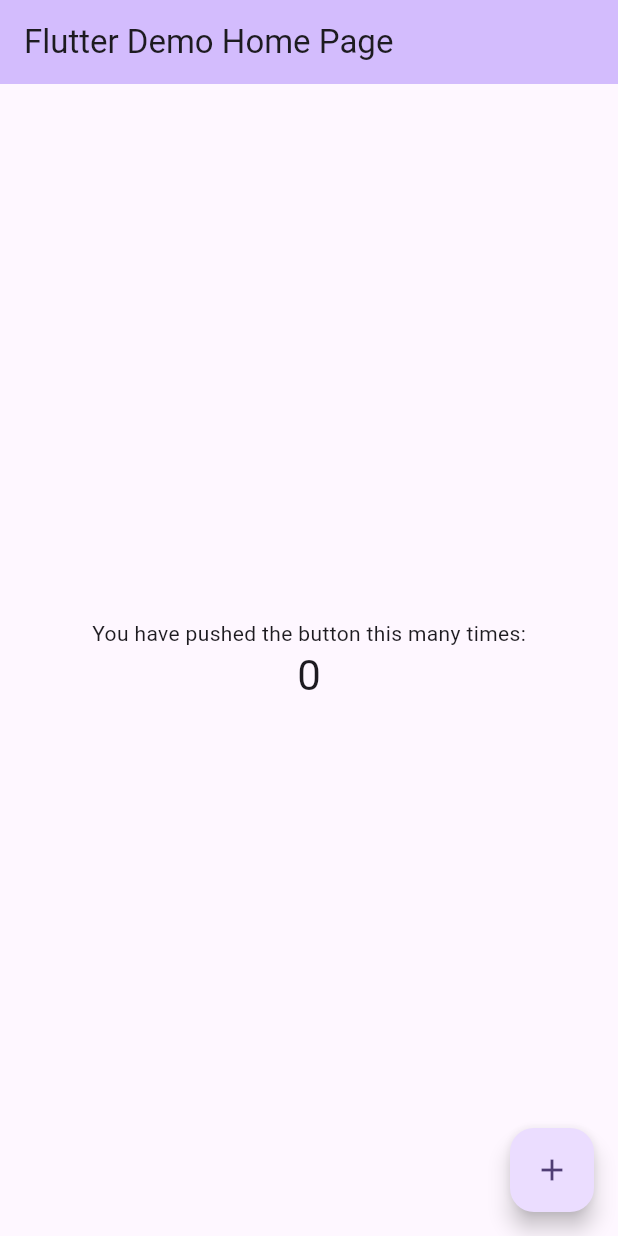
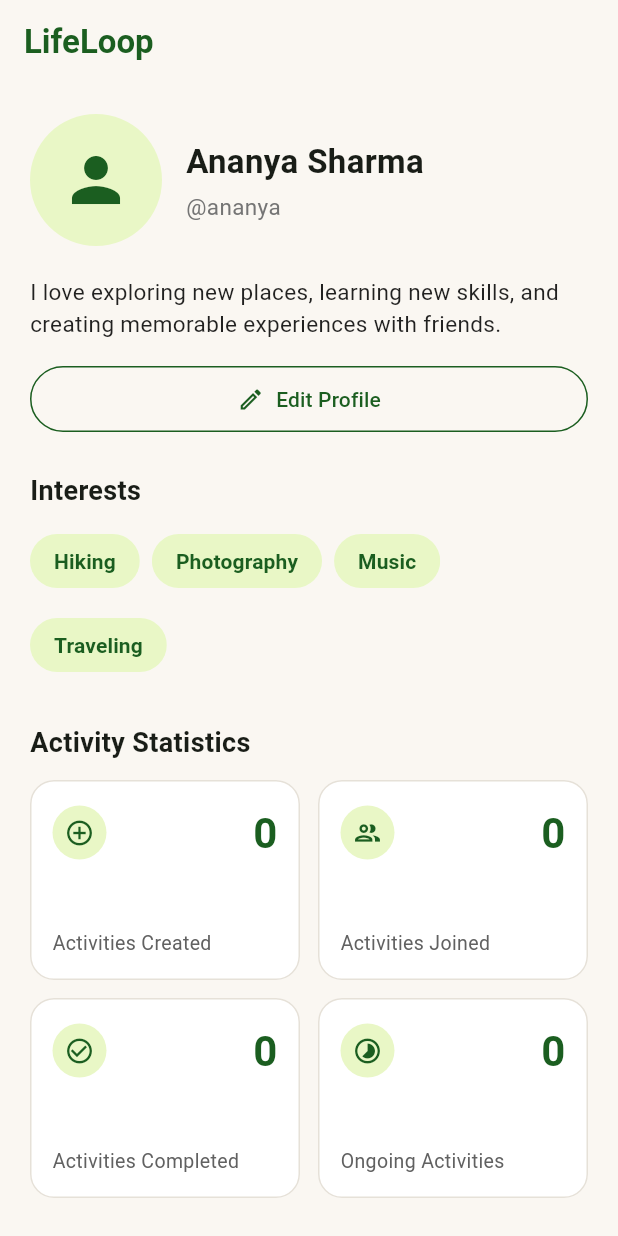
Before and after one commit to sagar4964/Life_Loop, a Flutter app: the screen it shows after launch, on a phone screen of 412 x 824 dp. Run offline on Flutter 3.47's test engine with Material 3 defaults, Android fonts, the phone set to English and light mode, and no system bars.

Commit message:
Add profile page with bio, interests and activity statistics

```diff
--- a/lib/main.dart
+++ b/lib/main.dart
@@ -1,121 +1,28 @@
 import 'package:flutter/material.dart';
+import 'profile_page.dart';
 
 void main() {
-  runApp(const MyApp());
+  runApp(const LifeLoopApp());
 }
 
-class MyApp extends StatelessWidget {
-  const MyApp({super.key});
+class LifeLoopApp extends StatelessWidget {
+  const LifeLoopApp({super.key});
 
-  // This widget is the root of your application.
   @override
   Widget build(BuildContext context) {
     return MaterialApp(
-      title: 'Flutter Demo',
+      title: 'LifeLoop',
+      debugShowCheckedModeBanner: false,
       theme: ThemeData(
-        // This is the theme of your application.
-        //
-        // TRY THIS: Try running your application with "flutter run". You'll see
-        // the application has a purple toolbar. Then, without quitting the app,
-        // try changing the seedColor in the colorScheme below to Colors.green
-        // and then invoke "hot reload" (save your changes or press the "hot
-        // reload" button in a Flutter-supported IDE, or press "r" if you used
-        // the command line to start the app).
-        //
-        // Notice that the counter didn't reset back to zero; the application
-        // state is not lost during the reload. To reset the state, use hot
-        // restart instead.
-        //
-        // This works for code too, not just values: Most code changes can be
-        // tested with just a hot reload.
-        colorScheme: .fromSeed(seedColor: Colors.deepPurple),
+        useMaterial3: true,
+        colorScheme: ColorScheme.fromSeed(
+          seedColor: const Color(0xFF1B5E20),
+        ),
+        scaffoldBackgroundColor: const Color(0xFFFAF7F2),
       ),
-      home: const MyHomePage(title: 'Flutter Demo Home Page'),
-    );
-  }
-}
-
-class MyHomePage extends StatefulWidget {
-  const MyHomePage({super.key, required this.title});
-
-  // This widget is the home page of your application. It is stateful, meaning
-  // that it has a State object (defined below) that contains fields that affect
-  // how it looks.
-
-  // This class is the configuration for the state. It holds the values (in this
-  // case the title) provided by the parent (in this case the App widget) and
-  // used by the build method of the State. Fields in a Widget subclass are
-  // always marked "final".
-
-  final String title;
-
-  @override
-  State<MyHomePage> createState() => _MyHomePageState();
-}
-
-class _MyHomePageState extends State<MyHomePage> {
-  int _counter = 0;
-
-  void _incrementCounter() {
-    setState(() {
-      // This call to setState tells the Flutter framework that something has
-      // changed in this State, which causes it to rerun the build method below
-      // so that the display can reflect the updated values. If we changed
-      // _counter without calling setState(), then the build method would not be
-      // called again, and so nothing would appear to happen.
-      _counter++;
-    });
-  }
-
-  @override
-  Widget build(BuildContext context) {
-    // This method is rerun every time setState is called, for instance as done
-    // by the _incrementCounter method above.
-    //
-    // The Flutter framework has been optimized to make rerunning build methods
-    // fast, so that you can just rebuild anything that needs updating rather
-    // than having to individually change instances of widgets.
-    return Scaffold(
-      appBar: AppBar(
-        // TRY THIS: Try changing the color here to a specific color (to
-        // Colors.amber, perhaps?) and trigger a hot reload to see the AppBar
-        // change color while the other colors stay the same.
-        backgroundColor: Theme.of(context).colorScheme.inversePrimary,
-        // Here we take the value from the MyHomePage object that was created by
-        // the App.build method, and use it to set our appbar title.
-        title: Text(widget.title),
-      ),
-      body: Center(
-        // Center is a layout widget. It takes a single child and positions it
-        // in the middle of the parent.
-        child: Column(
-          // Column is also a layout widget. It takes a list of children and
-          // arranges them vertically. By default, it sizes itself to fit its
-          // children horizontally, and tries to be as tall as its parent.
-          //
-          // Column has various properties to control how it sizes itself and
-          // how it positions its children. Here we use mainAxisAlignment to
-          // center the children vertically; the main axis here is the vertical
-          // axis because Columns are vertical (the cross axis would be
-          // horizontal).
-          //
-          // TRY THIS: Invoke "debug painting" (choose the "Toggle Debug Paint"
-          // action in the IDE, or press "p" in the console), to see the
-          // wireframe for each widget.
-          mainAxisAlignment: .center,
-          children: [
-            const Text('You have pushed the button this many times:'),
-            Text(
-              '$_counter',
-              style: Theme.of(context).textTheme.headlineMedium,
-            ),
-          ],
-        ),
-      ),
-      floatingActionButton: FloatingActionButton(
-        onPressed: _incrementCounter,
-        tooltip: 'Increment',
-        child: const Icon(Icons.add),
+      home: const ProfilePage(
+        fullName: 'Ananya Sharma',
+        username: '@ananya',
       ),
     );
   }
--- /dev/null
+++ b/lib/profile_page.dart
@@ -0,0 +1,281 @@
+import 'package:flutter/material.dart';
+import 'edit_profile.dart';
+
+class ProfilePage extends StatefulWidget {
+  final String fullName;
+  final String username;
+
+  const ProfilePage({
+    super.key,
+    required this.fullName,
+    required this.username,
+  });
+
+  @override
+  State<ProfilePage> createState() => _ProfilePageState();
+}
+
+class _ProfilePageState extends State<ProfilePage> {
+  // Editable state (changes when the user presses Save)
+  String _bio =
+      'I love exploring new places, learning new skills, and creating memorable experiences with friends.';
+  List<String> _interests = ['Hiking', 'Photography', 'Music', 'Traveling'];
+
+  // Statistics (all zero for now, never changed by editing)
+  final int _activitiesCreated = 0;
+  final int _activitiesJoined = 0;
+  final int _activitiesCompleted = 0;
+  final int _ongoingActivities = 0;
+
+  Future<void> _openEditor() async {
+    final result = await showModalBottomSheet<ProfileEdits>(
+      context: context,
+      isScrollControlled: true,
+      showDragHandle: true,
+      backgroundColor: const Color(0xFFFAF7F2),
+      builder: (context) => EditProfileSheet(
+        currentBio: _bio,
+        currentInterests: _interests,
+      ),
+    );
+
+    // result is null when the user pressed Cancel
+    if (result != null) {
+      setState(() {
+        _bio = result.bio;
+        _interests = result.interests;
+      });
+    }
+  }
+
+  @override
+  Widget build(BuildContext context) {
+    const green = Color(0xFF1B5E20);
+    const lime = Color(0xFFE9F7C6);
+
+    return Scaffold(
+      appBar: AppBar(
+        title: const Text(
+          'LifeLoop',
+          style: TextStyle(color: green, fontWeight: FontWeight.bold),
+        ),
+        backgroundColor: const Color(0xFFFAF7F2),
+        elevation: 0,
+      ),
+      body: SafeArea(
+        child: SingleChildScrollView(
+          child: Padding(
+            padding: const EdgeInsets.all(20),
+            child: Column(
+              crossAxisAlignment: CrossAxisAlignment.start,
+              children: [
+                // Photo + name + username
+                Row(
+                  children: [
+                    const CircleAvatar(
+                      radius: 44,
+                      backgroundColor: lime,
+                      child: Icon(Icons.person, size: 48, color: green),
+                    ),
+                    const SizedBox(width: 16),
+                    Expanded(
+                      child: Column(
+                        crossAxisAlignment: CrossAxisAlignment.start,
+                        children: [
+                          Text(
+                            widget.fullName,
+                            style: const TextStyle(
+                              fontSize: 22,
+                              fontWeight: FontWeight.bold,
+                            ),
+                          ),
+                          const SizedBox(height: 4),
+                          Text(
+                            widget.username,
+                            style: TextStyle(
+                              fontSize: 15,
+                              color: Colors.grey.shade600,
+                            ),
+                          ),
+                        ],
+                      ),
+                    ),
+                  ],
+                ),
+                const SizedBox(height: 20),
+
+                // Bio
+                Text(
+                  _bio.isEmpty ? 'Add a bio to tell people about you.' : _bio,
+                  style: TextStyle(
+                    fontSize: 15,
+                    height: 1.4,
+                    color: _bio.isEmpty ? Colors.grey : Colors.black87,
+                  ),
+                ),
+                const SizedBox(height: 16),
+
+                // Edit Profile button
+                SizedBox(
+                  width: double.infinity,
+                  child: OutlinedButton.icon(
+                    onPressed: _openEditor,
+                    icon: const Icon(Icons.edit_outlined, size: 18),
+                    label: const Text('Edit Profile'),
+                    style: OutlinedButton.styleFrom(
+                      foregroundColor: green,
+                      side: const BorderSide(color: green),
+                      padding: const EdgeInsets.symmetric(vertical: 12),
+                      shape: const StadiumBorder(),
+                    ),
+                  ),
+                ),
+                const SizedBox(height: 24),
+
+                // Interests
+                const Text(
+                  'Interests',
+                  style: TextStyle(fontSize: 18, fontWeight: FontWeight.bold),
+                ),
+                const SizedBox(height: 10),
+                if (_interests.isEmpty)
+                  Text(
+                    'No interests selected yet.',
+                    style: TextStyle(color: Colors.grey.shade600),
+                  )
+                else
+                  Wrap(
+                    spacing: 8,
+                    runSpacing: 8,
+                    children: _interests.map((interest) {
+                      return Chip(
+                        label: Text(interest),
+                        backgroundColor: lime,
+                        labelStyle: const TextStyle(
+                          color: green,
+                          fontWeight: FontWeight.w600,
+                        ),
+                        side: BorderSide.none,
+                        shape: const StadiumBorder(),
+                      );
+                    }).toList(),
+                  ),
+                const SizedBox(height: 28),
+
+                // Activity Statistics
+                const Text(
+                  'Activity Statistics',
+                  style: TextStyle(fontSize: 18, fontWeight: FontWeight.bold),
+                ),
+                const SizedBox(height: 12),
+                GridView.count(
+                  crossAxisCount: 2,
+                  shrinkWrap: true,
+                  physics: const NeverScrollableScrollPhysics(),
+                  crossAxisSpacing: 12,
+                  mainAxisSpacing: 12,
+                  childAspectRatio: 1.35,
+                  children: [
+                    _StatCard(
+                      icon: Icons.add_circle_outline,
+                      value: _activitiesCreated,
+                      label: 'Activities Created',
+                    ),
+                    _StatCard(
+                      icon: Icons.group_outlined,
+                      value: _activitiesJoined,
+                      label: 'Activities Joined',
+                    ),
+                    _StatCard(
+                      icon: Icons.check_circle_outline,
+                      value: _activitiesCompleted,
+                      label: 'Activities Completed',
+                    ),
+                    _StatCard(
+                      icon: Icons.timelapse,
+                      value: _ongoingActivities,
+                      label: 'Ongoing Activities',
+                    ),
+                  ],
+                ),
+                const SizedBox(height: 12),
+              ],
+            ),
+          ),
+        ),
+      ),
+    );
+  }
+}
+
+// A small reusable widget for one clickable statistics card
+class _StatCard extends StatelessWidget {
+  final IconData icon;
+  final int value;
+  final String label;
+
+  const _StatCard({
+    required this.icon,
+    required this.value,
+    required this.label,
+  });
+
+  @override
+  Widget build(BuildContext context) {
+    const green = Color(0xFF1B5E20);
+    const lime = Color(0xFFE9F7C6);
+
+    return Material(
+      color: Colors.white,
+      borderRadius: BorderRadius.circular(16),
+      child: InkWell(
+        borderRadius: BorderRadius.circular(16),
+        onTap: () {
+          ScaffoldMessenger.of(context).showSnackBar(
+            SnackBar(content: Text('$label: $value')),
+          );
+        },
+        child: Container(
+          padding: const EdgeInsets.all(14),
+          decoration: BoxDecoration(
+            borderRadius: BorderRadius.circular(16),
+            border: Border.all(color: const Color(0xFFE6E1D8)),
+          ),
+          child: Column(
+            crossAxisAlignment: CrossAxisAlignment.start,
+            mainAxisAlignment: MainAxisAlignment.spaceBetween,
+            children: [
+              Row(
+                children: [
+                  Container(
+                    padding: const EdgeInsets.all(8),
+                    decoration: const BoxDecoration(
+                      color: lime,
+                      shape: BoxShape.circle,
+                    ),
+                    child: Icon(icon, size: 20, color: green),
+                  ),
+                  const Spacer(),
+                  Text(
+                    '$value',
+                    style: const TextStyle(
+                      fontSize: 28,
+                      fontWeight: FontWeight.bold,
+                      color: green,
+                    ),
+                  ),
+                ],
+              ),
+              Text(
+                label,
+                maxLines: 2,
+                overflow: TextOverflow.ellipsis,
+                style: TextStyle(fontSize: 13, color: Colors.grey.shade700),
+              ),
+            ],
+          ),
+        ),
+      ),
+    );
+  }
+}
```
Also changed, not shown: lib/edit_profile.dart (added, +178 -0 lines).
